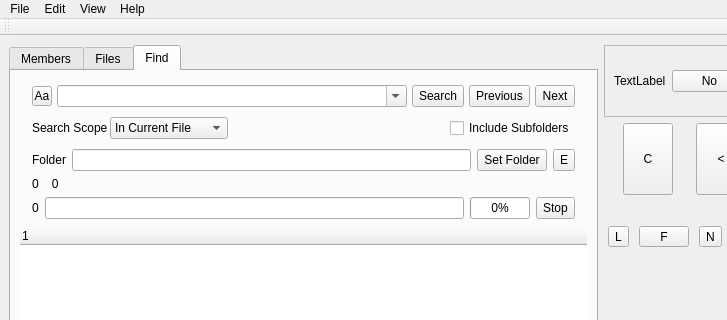
First picture: the form in mainwindow.ui, repository ic005k/Xiasl, before the edit; both pictures show x 0 to 727 and y 0 to 320 of the 913 by 647 pixel window.
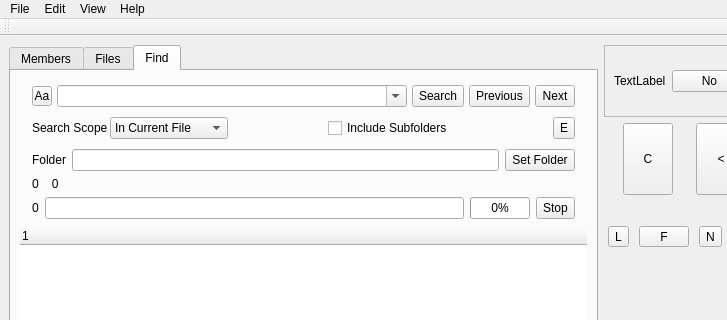
Second picture: the form after the edit. Icons and pictures are not drawn. Custom widgets are drawn as their Qt base class.

```diff
--- a/mainwindow.ui
+++ b/mainwindow.ui
@@ -336,6 +336,35 @@
             </property>
            </widget>
           </item>
+          <item>
+           <spacer name="horizontalSpacer_2">
+            <property name="orientation">
+             <enum>Qt::Horizontal</enum>
+            </property>
+            <property name="sizeHint" stdset="0">
+             <size>
+              <width>40</width>
+              <height>20</height>
+             </size>
+            </property>
+           </spacer>
+          </item>
+          <item>
+           <widget class="QToolButton" name="btnExpand">
+            <property name="maximumSize">
+             <size>
+              <width>16777215</width>
+              <height>22</height>
+             </size>
+            </property>
+            <property name="toolTip">
+             <string>Expand / Collapse</string>
+            </property>
+            <property name="text">
+             <string>E</string>
+            </property>
+           </widget>
+          </item>
          </layout>
         </item>
         <item row="2" column="0">
@@ -390,22 +419,6 @@
                </property>
               </widget>
              </item>
-             <item>
-              <widget class="QToolButton" name="btnExpand">
-               <property name="maximumSize">
-                <size>
-                 <width>16777215</width>
-                 <height>22</height>
-                </size>
-               </property>
-               <property name="toolTip">
-                <string>Expand / Collapse</string>
-               </property>
-               <property name="text">
-                <string>E</string>
-               </property>
-              </widget>
-             </item>
             </layout>
            </item>
            <item row="1" column="0">
```
